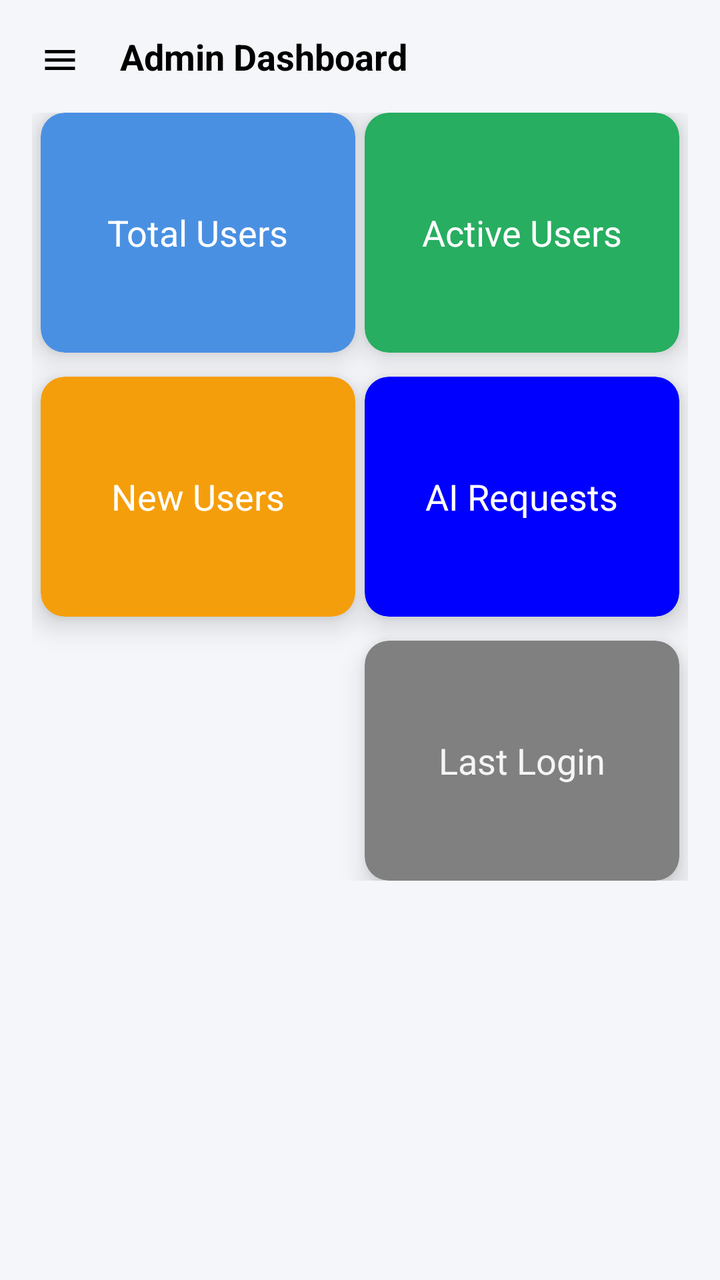
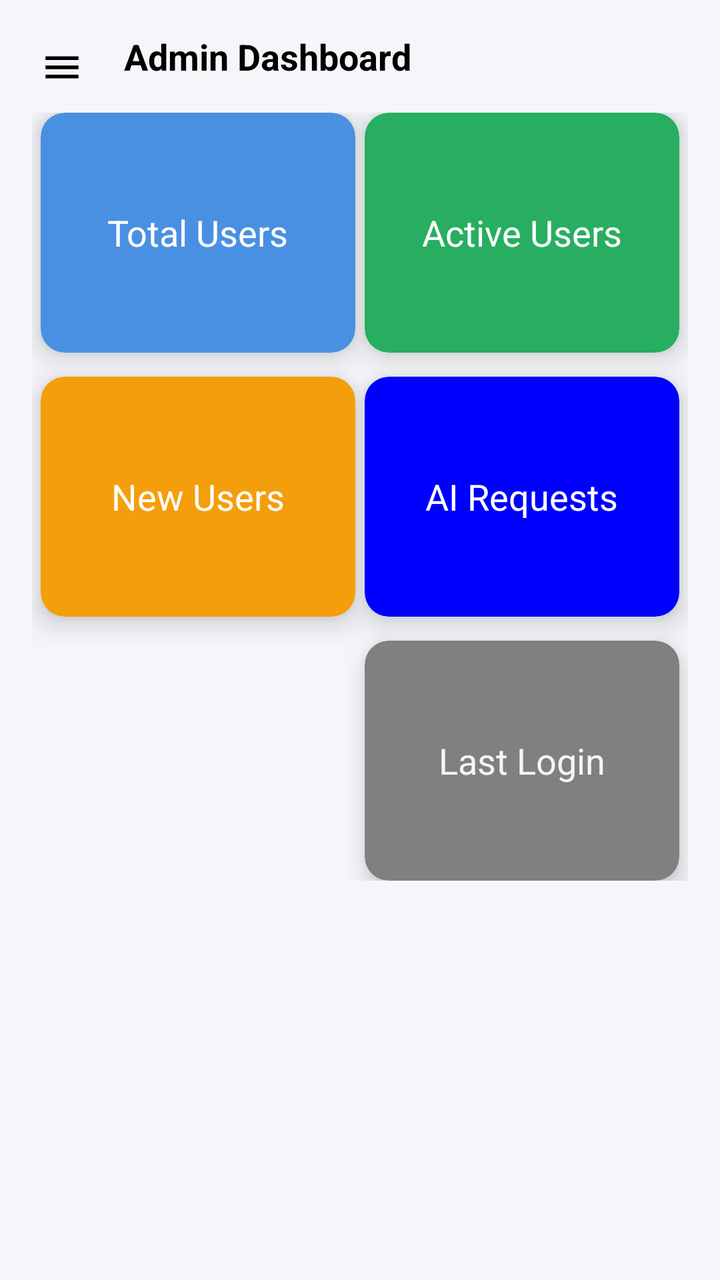

Two renders of the same Android screen: before a commit and after it. Below are the layout's source before the change and the commit's diff.
<!-- AndroidManifest.xml: application theme Theme.SigniAI -->
<!-- res/layout/activity_admin_dashboard.xml -->
<?xml version="1.0" encoding="utf-8"?>
<androidx.drawerlayout.widget.DrawerLayout
    xmlns:android="http://schemas.android.com/apk/res/android"
    xmlns:app="http://schemas.android.com/apk/res-auto"
    xmlns:tools="http://schemas.android.com/tools"
    android:id="@+id/drawerLayout"
    android:layout_width="match_parent"
    android:layout_height="match_parent"
    android:fitsSystemWindows="true"
    tools:openDrawer="start">
    
    <androidx.constraintlayout.widget.ConstraintLayout
        android:id="@+id/layoutDashboardMain"
        android:layout_width="match_parent"
        android:layout_height="match_parent"
        android:background="#F4F6F9">
        
        <ImageView
            android:id="@+id/btnMenu"
            android:layout_width="28dp"
            android:layout_height="28dp"
            android:layout_margin="16dp"
            android:padding="4dp"
            android:contentDescription="@string/menu_logo"
            android:src="@drawable/ic_menu"
            app:layout_constraintTop_toTopOf="parent"
            app:layout_constraintStart_toStartOf="parent"/>
        
        <TextView
            android:id="@+id/toolbarTitle"
            android:layout_width="wrap_content"
            android:layout_height="wrap_content"
            android:text="@string/admin_dashboard"
            android:textSize="18sp"
            android:textStyle="bold"
            android:textColor="@color/_000000"
            android:layout_marginStart="16dp"
            app:layout_constraintStart_toEndOf="@id/btnMenu"
            app:layout_constraintTop_toTopOf="@id/btnMenu"/>
        
        <ScrollView
            android:layout_width="0dp"
            android:layout_height="0dp"
            android:fillViewport="true"
            app:layout_constraintTop_toBottomOf="@id/toolbarTitle"
            app:layout_constraintBottom_toBottomOf="parent"
            app:layout_constraintStart_toStartOf="parent"
            app:layout_constraintEnd_toEndOf="parent">
            
            <LinearLayout
                android:id="@+id/layoutDashboard"
                android:layout_width="match_parent"
                android:layout_height="wrap_content"
                android:orientation="vertical">

            <androidx.constraintlayout.widget.ConstraintLayout
                android:id="@+id/dashboardLayout"
                android:layout_width="match_parent"
                android:layout_height="wrap_content"
                android:padding="16dp">
                
                <androidx.cardview.widget.CardView
                    android:id="@+id/cardTotalUsers"
                    android:layout_width="0dp"
                    android:layout_height="120dp"
                    android:backgroundTint="@color/card_total_user"
                    app:cardCornerRadius="12dp"
                    app:cardElevation="8dp"
                    app:layout_constraintTop_toTopOf="parent"
                    app:layout_constraintStart_toStartOf="parent"
                    app:layout_constraintEnd_toStartOf="@id/cardActiveUsers"
                    app:layout_constraintWidth_percent="0.48">
                    <TextView
                        android:id="@+id/txtTotalUsers"
                        android:layout_width="wrap_content"
                        android:layout_height="wrap_content"
                        android:text="@string/total_users"
                        android:textColor="@color/button_text"
                        android:textSize="18sp"
                        android:layout_gravity="center"/>
                </androidx.cardview.widget.CardView>
                
                <androidx.cardview.widget.CardView
                    android:id="@+id/cardActiveUsers"
                    android:layout_width="0dp"
                    android:layout_height="120dp"
                    android:backgroundTint="#27AE60"
                    app:cardCornerRadius="12dp"
                    app:cardElevation="8dp"
                    app:layout_constraintTop_toTopOf="parent"
                    app:layout_constraintStart_toEndOf="@id/cardTotalUsers"
                    app:layout_constraintEnd_toEndOf="parent"
                    app:layout_constraintWidth_percent="0.48">

                    <TextView
                        android:id="@+id/tvActiveUsers"
                        android:layout_width="wrap_content"
                        android:layout_height="wrap_content"
                        android:layout_gravity="center"
                        android:text="@string/active_users"
                        android:textColor="@color/button_text"
                        android:textSize="18sp" />
                </androidx.cardview.widget.CardView>
                
                <androidx.cardview.widget.CardView
                    android:id="@+id/cardNewUsers"
                    android:layout_width="0dp"
                    android:layout_height="120dp"
                    android:layout_marginTop="12dp"
                    android:backgroundTint="@color/new_user"
                    app:cardCornerRadius="12dp"
                    app:cardElevation="8dp"
                    app:layout_constraintTop_toBottomOf="@id/cardTotalUsers"
                    app:layout_constraintStart_toStartOf="parent"
                    app:layout_constraintEnd_toStartOf="@id/cardAI"
                    app:layout_constraintWidth_percent="0.48">
                    <TextView
                        android:id="@+id/txvNewUsers"
                        android:layout_width="wrap_content"
                        android:layout_height="wrap_content"
                        android:text="@string/new_users"
                        android:textColor="@color/button_text"
                        android:textSize="18sp"
                        android:layout_gravity="center"/>
                </androidx.cardview.widget.CardView>
                
                <androidx.cardview.widget.CardView
                    android:id="@+id/cardAI"
                    android:layout_width="0dp"
                    android:layout_height="120dp"
                    android:layout_marginTop="12dp"
                    app:cardBackgroundColor="@color/total_ai_request"
                    app:cardCornerRadius="12dp"
                    app:cardElevation="8dp"
                    app:layout_constraintTop_toBottomOf="@id/cardActiveUsers"
                    app:layout_constraintStart_toEndOf="@id/cardNewUsers"
                    app:layout_constraintEnd_toEndOf="parent"
                    app:layout_constraintWidth_percent="0.48">
                    <TextView
                        android:id="@+id/txtAiRequestsText"
                        android:layout_width="wrap_content"
                        android:layout_height="wrap_content"
                        android:text="@string/ai_requests"
                        android:textColor="@color/button_text"
                        android:textSize="18sp"
                        android:layout_gravity="center"/>
                </androidx.cardview.widget.CardView>

                
                <androidx.cardview.widget.CardView
                    android:id="@+id/cardLastUser"
                    android:layout_width="0dp"
                    android:layout_height="120dp"
                    android:layout_marginTop="12dp"
                    android:backgroundTint="@color/last_user"
                    app:cardCornerRadius="12dp"
                    app:cardElevation="8dp"
                    app:layout_constraintTop_toBottomOf="@id/cardNewUsers"
                    app:layout_constraintStart_toEndOf="@id/cardNewUsers"
                    app:layout_constraintEnd_toEndOf="parent"
                    app:layout_constraintWidth_percent="0.48">
                    <TextView
                        android:id="@+id/lastLoginText"
                        android:layout_width="wrap_content"
                        android:layout_height="wrap_content"
                        android:text="@string/last_login"
                        android:textColor="@color/text_on_dark"
                        android:textSize="18sp"
                        android:layout_gravity="center"/>
                </androidx.cardview.widget.CardView>
            </androidx.constraintlayout.widget.ConstraintLayout>
            
                <LinearLayout
                    android:id="@+id/layoutUserManagement"
                    android:layout_width="match_parent"
                    android:layout_height="wrap_content"
                    android:orientation="vertical"
                    android:visibility="gone"
                    android:padding="16dp"
                    android:background="#F5F6FA">

                    
                    <TextView
                        android:layout_width="wrap_content"
                        android:layout_height="wrap_content"
                        android:text="@string/user_management1"
                        android:textSize="22sp"
                        android:textStyle="bold"
                        android:paddingBottom="12dp"/>

                    
                    <EditText
                        android:id="@+id/etSearch"
                        android:layout_width="match_parent"
                        android:layout_height="48dp"
                        android:autofillHints="search"
                        android:hint="@string/search_users"
                        android:inputType="text"
                        android:imeOptions="actionSearch"
                        android:paddingStart="12dp"
                        android:paddingEnd="12dp"
                        android:background="@android:drawable/edit_text"/>
                    
                <HorizontalScrollView
                    android:layout_width="match_parent"
                    android:layout_height="wrap_content"
                    android:layout_marginTop="12dp">

                    <LinearLayout
                        android:layout_width="wrap_content"
                        android:layout_height="48dp"
                        android:orientation="horizontal"
                        android:background="#ECEFF1"
                        android:padding="8dp">
                        <TextView android:text="@string/name" android:layout_height="wrap_content" android:layout_width="120dp" android:textStyle="bold"/>
                        <TextView android:text="@string/email"    android:layout_height="wrap_content" android:layout_width="220dp" android:textStyle="bold"/>
                        <TextView android:text="@string/uid"    android:layout_height="wrap_content"  android:layout_width="140dp" android:textStyle="bold"/>
                        <TextView android:text="@string/status"  android:layout_height="wrap_content"  android:layout_width="120dp" android:textStyle="bold"/>
                        <TextView android:text="@string/actions" android:layout_height="wrap_content"  android:layout_width="160dp" android:textStyle="bold"/>
                    </LinearLayout>
                </HorizontalScrollView>

                
                    <ScrollView
                        android:layout_width="match_parent"
                        android:layout_height="0dp"
                        android:layout_weight="1"
                        android:layout_marginTop="4dp"
                        tools:ignore="NestedScrolling">
        
        <HorizontalScrollView
            android:layout_width="match_parent"
            android:layout_height="wrap_content"
            android:layout_marginTop="8dp">

            <LinearLayout
                android:id="@+id/userContainer"
                android:layout_width="wrap_content"
                android:layout_height="wrap_content"
                android:orientation="vertical"/>
                    </HorizontalScrollView>
                </ScrollView>
                </LinearLayout>
            </LinearLayout>
        </ScrollView>
    </androidx.constraintlayout.widget.ConstraintLayout>
    
    <androidx.constraintlayout.widget.ConstraintLayout
        android:id="@+id/layoutActivityLogs"
        android:layout_width="match_parent"
        android:layout_height="wrap_content"
        android:visibility="gone"
        android:padding="16dp"
        android:background="#F5F7FA">

        
        <TextView
            android:id="@+id/txtLogsTitle"
            android:layout_width="wrap_content"
            android:layout_height="wrap_content"
            android:text="@string/activity_logs1"
            android:textSize="22sp"
            android:textStyle="bold"
            app:layout_constraintTop_toTopOf="parent"
            app:layout_constraintStart_toStartOf="parent"/>

        
        <LinearLayout
            android:id="@+id/logFilterLayout"
            android:layout_width="0dp"
            android:layout_height="wrap_content"
            android:orientation="horizontal"
            android:paddingTop="12dp"
            app:layout_constraintTop_toBottomOf="@id/txtLogsTitle"
            app:layout_constraintStart_toStartOf="parent"
            app:layout_constraintEnd_toEndOf="parent"
            style="?android:attr/buttonBarStyle">

            <Button
                android:id="@+id/btnAll"
                android:layout_width="0dp"
                android:layout_height="40dp"
                android:layout_weight="1"
                android:text="@string/all"
                style="?android:attr/buttonBarButtonStyle"/>

            <Button
                android:id="@+id/btnLogins"
                android:layout_width="0dp"
                android:layout_height="40dp"
                android:layout_weight="1"
                android:text="@string/logins"
                style="?android:attr/buttonBarButtonStyle"/>

            <Button
                android:id="@+id/btnUsage"
                android:layout_width="0dp"
                android:layout_height="40dp"
                android:layout_weight="1"
                android:text="@string/usage"
                style="?android:attr/buttonBarButtonStyle"/>

            <Button
                android:id="@+id/btnErrors"
                android:layout_width="0dp"
                android:layout_height="40dp"
                android:layout_weight="1"
                android:text="@string/errors"
                style="?android:attr/buttonBarButtonStyle"/>
        </LinearLayout>
        
        <androidx.constraintlayout.widget.ConstraintLayout
            android:id="@+id/layoutSettings"
            android:layout_width="match_parent"
            android:layout_height="wrap_content"
            android:visibility="gone"
            android:padding="16dp"
            android:background="#F5F7FA"
            tools:ignore="MissingConstraints">
        
            <TextView
                android:id="@+id/txtSettingsTitle"
                android:layout_width="wrap_content"
                android:layout_height="wrap_content"
                android:text="@string/settings"
                android:textSize="22sp"
                android:textStyle="bold"
                app:layout_constraintTop_toTopOf="parent"
                app:layout_constraintStart_toStartOf="parent"/>

            
            <androidx.cardview.widget.CardView
                android:id="@+id/cardFeatures"
                android:layout_width="0dp"
                android:layout_height="wrap_content"
                android:layout_marginTop="16dp"
                app:cardCornerRadius="12dp"
                app:cardElevation="6dp"
                app:layout_constraintTop_toBottomOf="@id/txtSettingsTitle"
                app:layout_constraintStart_toStartOf="parent"
                app:layout_constraintEnd_toEndOf="parent">

                <LinearLayout
                    android:id="@+id/setting"
                    android:layout_width="match_parent"
                    android:layout_height="wrap_content"
                    android:orientation="vertical"
                    android:padding="16dp">

                    <TextView
                        android:layout_width="wrap_content"
                        android:layout_height="wrap_content"
                        android:text="@string/feature_controls"
                        android:textStyle="bold"/>

                    <com.google.android.material.switchmaterial.SwitchMaterial
                        android:layout_width="wrap_content"
                        android:layout_height="wrap_content"
                        android:id="@+id/switchAI"
                        android:text="@string/enable_ai_features"/>

                    <com.google.android.material.switchmaterial.SwitchMaterial
                        android:layout_width="wrap_content"
                        android:layout_height="wrap_content"
                        android:id="@+id/switchNotification"
                        android:text="@string/enable_notifications"/>

                    <com.google.android.material.switchmaterial.SwitchMaterial
                        android:layout_width="wrap_content"
                        android:layout_height="wrap_content"
                        android:id="@+id/switchRegister"
                        android:text="@string/allow_user_registration"/>
                </LinearLayout>
            </androidx.cardview.widget.CardView>
            
            <androidx.cardview.widget.CardView
                android:id="@+id/cardApi"
                android:layout_width="0dp"
                android:layout_height="wrap_content"
                android:layout_marginTop="12dp"
                app:cardCornerRadius="12dp"
                app:cardElevation="6dp"
                app:layout_constraintTop_toBottomOf="@id/cardFeatures"
                app:layout_constraintStart_toStartOf="parent"
                app:layout_constraintEnd_toEndOf="parent">

                <LinearLayout
                    android:id="@+id/api"
                    android:layout_width="wrap_content"
                    android:layout_height="wrap_content"
                    android:orientation="vertical"
                    android:padding="16dp">

                    <TextView
                        android:layout_width="wrap_content"
                        android:layout_height="wrap_content"
                        android:text="@string/api_keys"
                        android:textStyle="bold"/>

                    <TextView
                        android:layout_width="wrap_content"
                        android:layout_height="wrap_content"
                        android:text="@string/sk_live"/>
                </LinearLayout>
            </androidx.cardview.widget.CardView>
            
            <androidx.cardview.widget.CardView
                android:id="@+id/cardAppInfo"
                android:layout_width="0dp"
                android:layout_height="wrap_content"
                android:layout_marginTop="12dp"
                app:cardCornerRadius="12dp"
                app:cardElevation="6dp"
                app:layout_constraintTop_toBottomOf="@id/cardApi"
                app:layout_constraintStart_toStartOf="parent"
                app:layout_constraintEnd_toEndOf="parent"/>

        </androidx.constraintlayout.widget.ConstraintLayout>
    
        
        <androidx.recyclerview.widget.RecyclerView
            android:id="@+id/logsRecyclerView"
            android:layout_width="0dp"
            android:layout_height="400dp"
            android:layout_marginTop="12dp"
            app:layout_constraintTop_toBottomOf="@id/logFilterLayout"
            app:layout_constraintStart_toStartOf="parent"
            app:layout_constraintEnd_toEndOf="parent"/>
    </androidx.constraintlayout.widget.ConstraintLayout>
    
    <LinearLayout
        android:layout_width="280dp"
        android:layout_height="match_parent"
        android:layout_gravity="start"
        android:background="#2E3440"
        android:orientation="vertical"
        android:padding="16dp">
        <TextView
            android:text="@string/admin_panel"
            android:textColor="@color/button_text"
            android:textSize="18sp"
            android:textStyle="bold"
            android:paddingBottom="16dp"
            android:layout_width="wrap_content"
            android:layout_height="wrap_content"/>
        <TextView
            android:id="@+id/menuDashboard"
            android:text="@string/dashboard"
            android:textColor="@color/button_text"
            android:padding="12dp"
            android:layout_width="wrap_content"
            android:layout_height="wrap_content"/>
        <TextView
            android:id="@+id/menuUsers"
            android:text="@string/user_management"
            android:textColor="@color/button_text"
            android:padding="12dp"
            android:layout_width="wrap_content"
            android:layout_height="wrap_content"/>
        <TextView
            android:id="@+id/menuLogs"
            android:layout_width="wrap_content"
            android:layout_height="wrap_content"
            android:text="@string/activity_logs"
            android:textColor="@color/button_text"
            android:textSize="16sp"
            android:padding="12dp"/>

        <TextView
            android:id="@+id/menuAIFeatures"
            android:layout_width="wrap_content"
            android:layout_height="wrap_content"
            android:text="@string/ai_features"
            android:textColor="@color/button_text"
            android:textSize="16sp"
            android:padding="12dp"/>
        <TextView
            android:id="@+id/menuContentManagement"
            android:layout_width="wrap_content"
            android:layout_height="wrap_content"
            android:text="@string/content_management"
            android:textColor="@color/button_text"
            android:textSize="16sp"
            android:padding="12dp"/>
        <TextView
            android:id="@+id/menuNotifications"
            android:layout_width="wrap_content"
            android:layout_height="wrap_content"
            android:text="@string/notifications"
            android:textColor="@color/button_text"
            android:textSize="16sp"
            android:padding="12dp"/>
        <TextView
            android:id="@+id/menuReports"
            android:layout_width="wrap_content"
            android:layout_height="wrap_content"
            android:text="@string/reports_analysis"
            android:textColor="@color/button_text"
            android:textSize="16sp"
            android:padding="12dp"/>
        <TextView
            android:id="@+id/menuSettings"
            android:layout_width="wrap_content"
            android:layout_height="wrap_content"
            android:text="@string/settings"
            android:textColor="@color/button_text"
            android:textSize="16sp"
            android:padding="12dp"/>
        <TextView
            android:id="@+id/menuFeedback"
            android:layout_width="wrap_content"
            android:layout_height="wrap_content"
            android:text="@string/feedback_support"
            android:textColor="@color/button_text"
            android:textSize="16sp"
            android:padding="12dp"/>
        <TextView
            android:id="@+id/menuAdminRoles"
            android:layout_width="wrap_content"
            android:layout_height="wrap_content"
            android:text="@string/admin_roles"
            android:textColor="@color/button_text"
            android:textSize="16sp"
            android:padding="12dp"/>
        <TextView
            android:id="@+id/menuLogout"
            android:text="@string/logout"
            android:textColor="#FF6B6B"
            android:padding="12dp"
            android:layout_width="wrap_content"
            android:layout_height="wrap_content"/>
    </LinearLayout>
</androidx.drawerlayout.widget.DrawerLayout>
<!-- resources referenced by this layout -->
<resources>
  <color name="_000000">#000000</color>
  <color name="button_text">#FFFFFF</color>
  <color name="card_total_user">#4A90E2</color>
  <color name="last_user">#808080</color>
  <color name="new_user"> #F59E0B</color>
  <color name="text_on_dark">#F5F5F5</color>
  <color name="total_ai_request">#0000FF</color>
  <!-- drawable ic_menu (drawable) -->
  <?xml version="1.0" encoding="utf-8"?>
  <vector xmlns:android="http://schemas.android.com/apk/res/android"
      android:width="24dp"
      android:height="24dp"
      android:viewportWidth="24"
      android:viewportHeight="24">
  
      <path
          android:fillColor="#000000"
          android:pathData="M3,6h18v2H3z
                            M3,11h18v2H3z
                            M3,16h18v2H3z"/>
  </vector>
  <string name="actions">Actions</string>
  <string name="active_users">Active Users</string>
  <string name="activity_logs">Activity Logs</string>
  <string name="activity_logs1">Activity Logs</string>
  <string name="admin_dashboard">Admin Dashboard</string>
  <string name="admin_panel">ADMIN PANEL</string>
  <string name="admin_roles">Admin &amp; Roles</string>
  <string name="ai_features">AI / Features</string>
  <string name="ai_requests">AI Requests</string>
  <string name="all">All</string>
  <string name="allow_user_registration">Allow User Registration</string>
  <string name="api_keys">API Keys</string>
  <string name="content_management">Content Management</string>
  <string name="dashboard">Dashboard</string>
  <string name="email">Email</string>
  <string name="enable_ai_features">Enable AI Features</string>
  <string name="enable_notifications">Enable Notifications</string>
  <string name="errors">Errors</string>
  <string name="feature_controls">Feature Controls</string>
  <string name="feedback_support">Feedback &amp; Support</string>
  <string name="last_login">Last Login</string>
  <string name="logins">Logins</string>
  <string name="logout">Logout</string>
  <string name="menu_logo">menu_logo</string>
  <string name="name">Name</string>
  <string name="new_users">New Users</string>
  <string name="notifications">Notifications</string>
  <string name="reports_analysis">Reports &amp; Analysis</string>
  <string name="search_users">Search users...</string>
  <string name="settings">Settings</string>
  <string name="sk_live">sk_live_********************</string>
  <string name="status">Status</string>
  <string name="total_users">Total Users</string>
  <string name="uid">UID</string>
  <string name="usage">Usage</string>
  <string name="user_management">User Management</string>
  <string name="user_management1">User Management</string>
  <style name="Theme.SigniAI" parent="Base.Theme.SigniAI" />
  <style name="Base.Theme.SigniAI" parent="Theme.Material3.DayNight.NoActionBar">
          
          
      </style>
</resources>

<!-- the commit's change to res/layout/activity_admin_dashboard.xml (unified diff, before → after) -->
@@ -17,14 +17,14 @@
         
         <ImageView
             android:id="@+id/btnMenu"
-            android:layout_width="28dp"
-            android:layout_height="28dp"
+            android:layout_width="30dp"
+            android:layout_height="35dp"
             android:layout_margin="16dp"
+            android:contentDescription="@string/menu_logo"
             android:padding="4dp"
-            android:contentDescription="@string/menu_logo"
             android:src="@drawable/ic_menu"
-            app:layout_constraintTop_toTopOf="parent"
-            app:layout_constraintStart_toStartOf="parent"/>
+            app:layout_constraintStart_toStartOf="parent"
+            app:layout_constraintTop_toTopOf="parent" />
         
         <TextView
             android:id="@+id/toolbarTitle"
